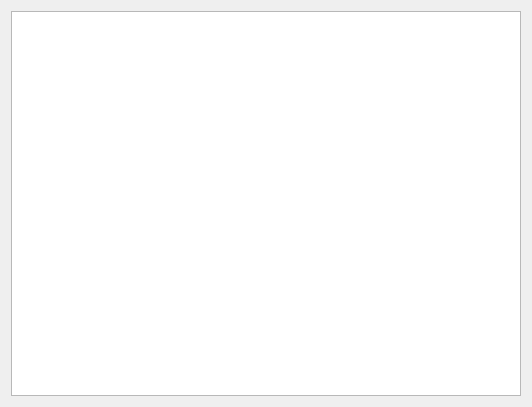
Before: the Qt Designer form src/propertieswindow.ui in KDE/kalternatives, drawn with Qt 5.
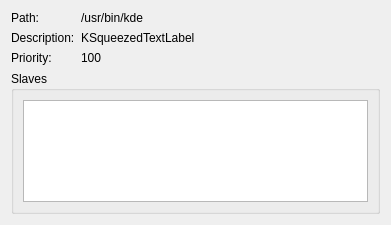
After: the same form once the commit is applied. Custom widgets are drawn as their Qt base class.

Commit message: change a bit the properties dialog: - show path, description and priority in a grid-like style - show (if present) the slaves in a "table-like" view

What changed in the file:
```diff
--- a/src/propertieswindow.ui
+++ b/src/propertieswindow.ui
@@ -5,31 +5,98 @@
    <rect>
     <x>0</x>
     <y>0</y>
-    <width>532</width>
-    <height>407</height>
+    <width>391</width>
+    <height>225</height>
    </rect>
   </property>
   <property name="windowTitle" >
    <string>Alternative Properties</string>
   </property>
-  <layout class="QVBoxLayout" name="verticalLayout" >
+  <layout class="QVBoxLayout" name="verticalLayout_2" >
    <item>
-    <widget class="KTextEdit" name="m_text" >
-     <property name="readOnly" >
-      <bool>true</bool>
+    <layout class="QFormLayout" name="formLayout" >
+     <item row="0" column="0" >
+      <widget class="QLabel" name="label" >
+       <property name="text" >
+        <string>Path:</string>
+       </property>
+      </widget>
+     </item>
+     <item row="0" column="1" >
+      <widget class="QLabel" name="labelPath" >
+       <property name="text" >
+        <string comment="KDE::DoNotExtract" >/usr/bin/kde</string>
+       </property>
+       <property name="textInteractionFlags" >
+        <set>Qt::LinksAccessibleByMouse|Qt::TextSelectableByMouse</set>
+       </property>
+      </widget>
+     </item>
+     <item row="1" column="0" >
+      <widget class="QLabel" name="label_2" >
+       <property name="text" >
+        <string>Description:</string>
+       </property>
+      </widget>
+     </item>
+     <item row="1" column="1" >
+      <widget class="KSqueezedTextLabel" name="labelDescription" >
+       <property name="text" >
+        <string comment="KDE::DoNotExtract" >KSqueezedTextLabel</string>
+       </property>
+       <property name="textInteractionFlags" >
+        <set>Qt::LinksAccessibleByMouse|Qt::TextSelectableByMouse</set>
+       </property>
+      </widget>
+     </item>
+     <item row="2" column="0" >
+      <widget class="QLabel" name="label_3" >
+       <property name="text" >
+        <string>Priority:</string>
+       </property>
+      </widget>
+     </item>
+     <item row="2" column="1" >
+      <widget class="QLabel" name="labelPriority" >
+       <property name="text" >
+        <string comment="KDE::DoNotExtract" >100</string>
+       </property>
+       <property name="textInteractionFlags" >
+        <set>Qt::LinksAccessibleByMouse|Qt::TextSelectableByMouse</set>
+       </property>
+      </widget>
+     </item>
+    </layout>
+   </item>
+   <item>
+    <widget class="QGroupBox" name="slavesGroup" >
+     <property name="title" >
+      <string>Slaves</string>
      </property>
-     <property name="acceptRichText" >
-      <bool>false</bool>
-     </property>
+     <layout class="QVBoxLayout" name="verticalLayout" >
+      <item>
+       <widget class="QTreeView" name="slaveView" >
+        <property name="alternatingRowColors" >
+         <bool>true</bool>
+        </property>
+        <property name="rootIsDecorated" >
+         <bool>false</bool>
+        </property>
+        <property name="allColumnsShowFocus" >
+         <bool>true</bool>
+        </property>
+       </widget>
+      </item>
+     </layout>
     </widget>
    </item>
   </layout>
  </widget>
  <customwidgets>
   <customwidget>
-   <class>KTextEdit</class>
-   <extends>QTextEdit</extends>
-   <header>ktextedit.h</header>
+   <class>KSqueezedTextLabel</class>
+   <extends>QLabel</extends>
+   <header>ksqueezedtextlabel.h</header>
   </customwidget>
  </customwidgets>
  <includes>
```
Left out of the diff: 3 changed lines with no effect on the pictures. The commit also changes 1 other file.
